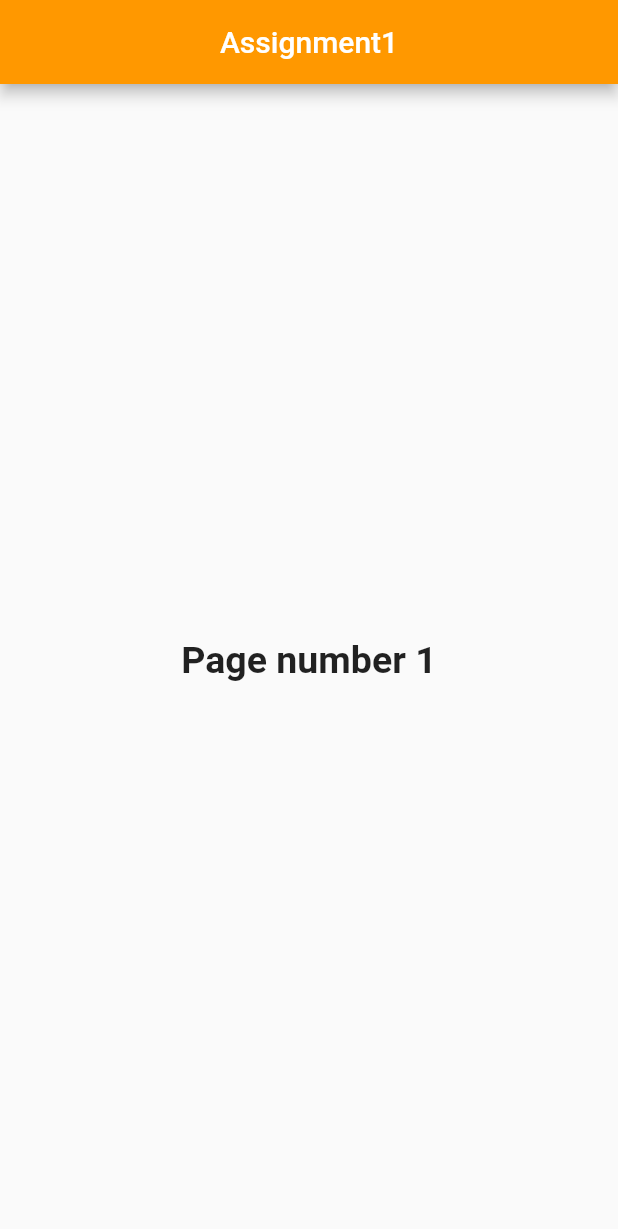
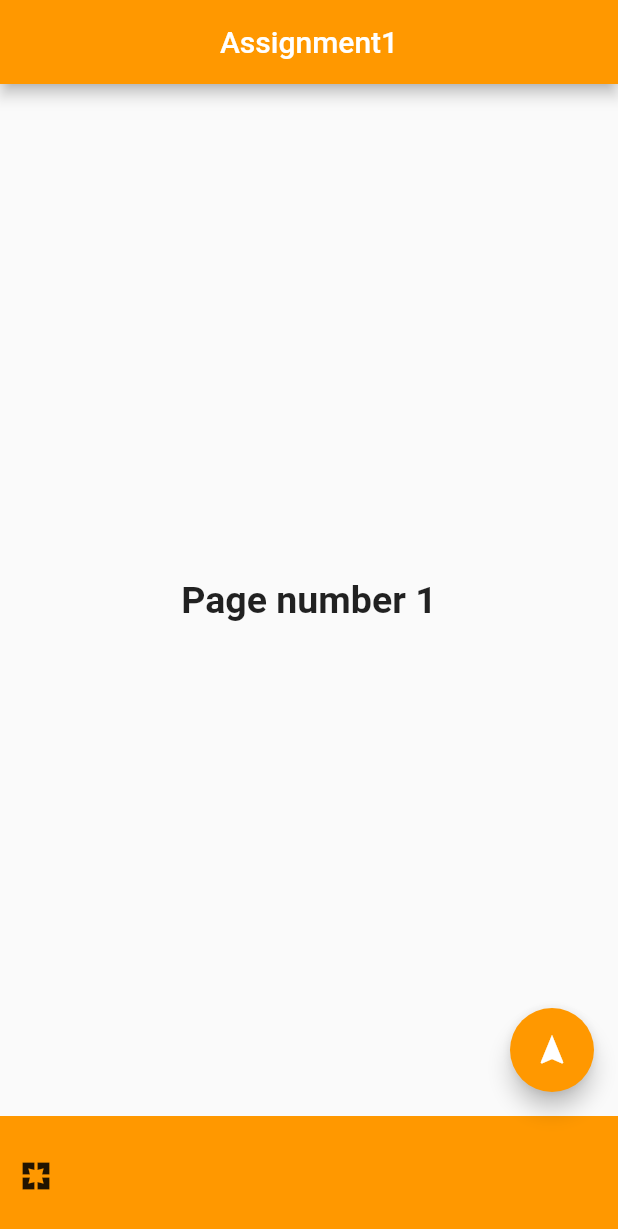
Before and after one commit to jahangirsim/OstadPractice, a Flutter app: the screen it shows after launch, on a phone screen of 412 x 824 dp. Shown: the top 1229 px of the screen. Run offline on Flutter 3.47's test engine with Material 2 defaults, Android fonts, the phone set to English and light mode, and no system bars.

Commit message:
Page no1

```diff
--- a/lib/main.dart
+++ b/lib/main.dart
@@ -30,7 +30,9 @@ class Assignment1 extends StatelessWidget {
         title: const Text("Assignment1"),
         centerTitle: true,
         backgroundColor: Colors.orange,
+
       ),
+
       body: const Center(
         child: Column(
           mainAxisAlignment: MainAxisAlignment.center,
@@ -39,9 +41,27 @@ class Assignment1 extends StatelessWidget {
               'Page number 1',
               style: TextStyle(fontSize: 25, fontWeight: FontWeight.bold),
             ),
+
           ],
+
         ),
       ),
-    );
+      floatingActionButton: FloatingActionButton(
+        onPressed: () {},
+        backgroundColor: Colors.orange,
+        child: const Icon(Icons.navigation),
+
+      ),
+      bottomNavigationBar: Container(
+        color: Colors.orange,
+        height: 80,
+        child: Row(children: [
+          IconButton(onPressed: (){}, icon: const Icon(Icons.pages_sharp))
+        ],
+        ),
+      ),
+
+      );
+
   }
 }
```
